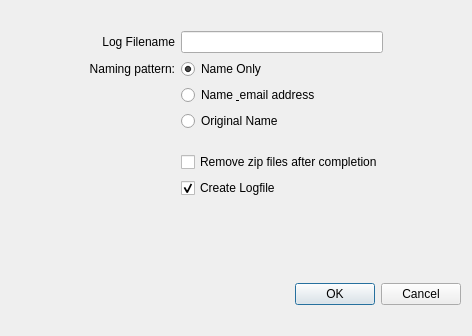
Qt form preferencesDialog.ui (SNHU-CETA-CIT-CS/groupSelector) before a commit.
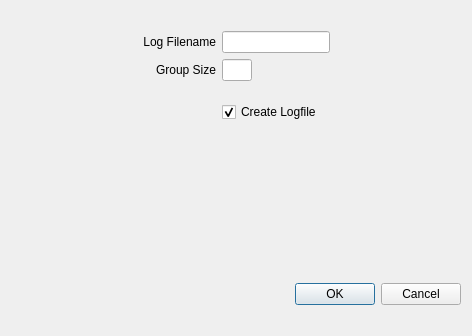
The same form after that commit.

Commit message: Migrated command line tool to GUI.

```diff
--- a/preferencesDialog.ui
+++ b/preferencesDialog.ui
@@ -55,74 +55,7 @@
        </item>
        <item>
         <layout class="QGridLayout" name="gridLayout">
-         <item row="1" column="0">
-          <widget class="QLabel" name="label_3">
-           <property name="text">
-            <string>Naming pattern:</string>
-           </property>
-           <property name="alignment">
-            <set>Qt::AlignRight|Qt::AlignTrailing|Qt::AlignVCenter</set>
-           </property>
-          </widget>
-         </item>
-         <item row="3" column="1">
-          <widget class="QRadioButton" name="namingPatternFullUI">
-           <property name="text">
-            <string>Original Name</string>
-           </property>
-          </widget>
-         </item>
-         <item row="2" column="1">
-          <widget class="QRadioButton" name="namingPatternNameEmailUI">
-           <property name="text">
-            <string>Name &amp; email address</string>
-           </property>
-          </widget>
-         </item>
-         <item row="0" column="1">
-          <widget class="QLineEdit" name="logFilenameUI"/>
-         </item>
-         <item row="1" column="1">
-          <widget class="QRadioButton" name="namingPatternNameUI">
-           <property name="text">
-            <string>Name Only</string>
-           </property>
-           <property name="checked">
-            <bool>true</bool>
-           </property>
-          </widget>
-         </item>
-         <item row="0" column="0">
-          <widget class="QLabel" name="label_2">
-           <property name="text">
-            <string>Log Filename</string>
-           </property>
-           <property name="alignment">
-            <set>Qt::AlignRight|Qt::AlignTrailing|Qt::AlignVCenter</set>
-           </property>
-          </widget>
-         </item>
-         <item row="5" column="1">
-          <widget class="QCheckBox" name="removeZipFilesUI">
-           <property name="text">
-            <string>Remove zip files after completion</string>
-           </property>
-           <property name="checked">
-            <bool>false</bool>
-           </property>
-          </widget>
-         </item>
-         <item row="6" column="1">
-          <widget class="QCheckBox" name="createLogFileUI">
-           <property name="text">
-            <string>Create Logfile</string>
-           </property>
-           <property name="checked">
-            <bool>true</bool>
-           </property>
-          </widget>
-         </item>
-         <item row="4" column="0">
+         <item row="2" column="0">
           <spacer name="verticalSpacer_4">
            <property name="orientation">
             <enum>Qt::Vertical</enum>
@@ -138,6 +71,49 @@
            </property>
           </spacer>
          </item>
+         <item row="0" column="0">
+          <widget class="QLabel" name="label_2">
+           <property name="text">
+            <string>Log Filename</string>
+           </property>
+           <property name="alignment">
+            <set>Qt::AlignRight|Qt::AlignTrailing|Qt::AlignVCenter</set>
+           </property>
+          </widget>
+         </item>
+         <item row="1" column="0">
+          <widget class="QLabel" name="label_3">
+           <property name="text">
+            <string>Group Size</string>
+           </property>
+           <property name="alignment">
+            <set>Qt::AlignRight|Qt::AlignTrailing|Qt::AlignVCenter</set>
+           </property>
+          </widget>
+         </item>
+         <item row="0" column="1">
+          <widget class="QLineEdit" name="logFilenameUI"/>
+         </item>
+         <item row="3" column="1">
+          <widget class="QCheckBox" name="createLogFileUI">
+           <property name="text">
+            <string>Create Logfile</string>
+           </property>
+           <property name="checked">
+            <bool>true</bool>
+           </property>
+          </widget>
+         </item>
+         <item row="1" column="1">
+          <widget class="QLineEdit" name="groupSizeDefaultUI">
+           <property name="maximumSize">
+            <size>
+             <width>30</width>
+             <height>16777215</height>
+            </size>
+           </property>
+          </widget>
+         </item>
         </layout>
        </item>
        <item>
```
The commit also changes 17 other files.
